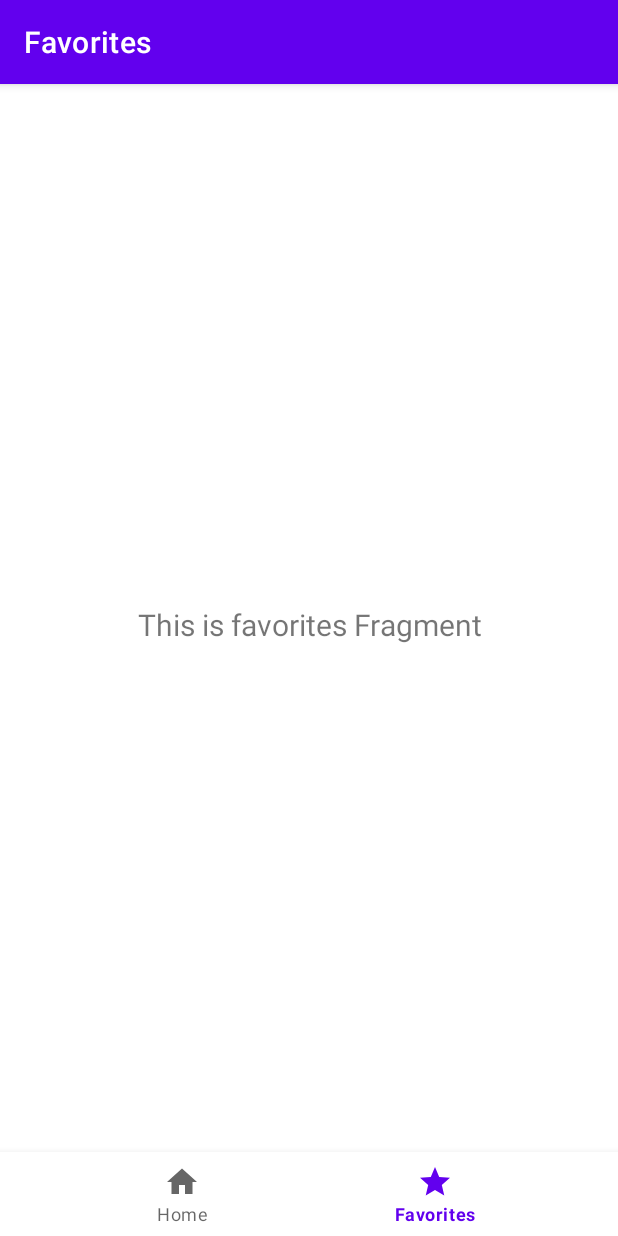
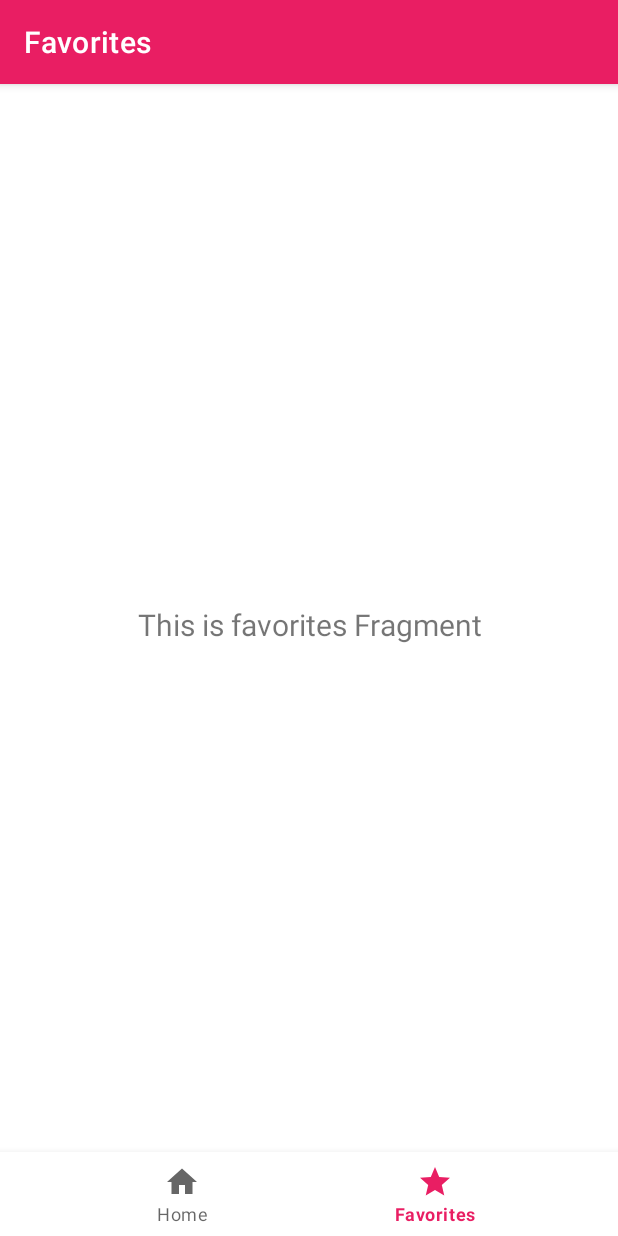
Before and after one commit to sblvitor/football-news-app, an Android app: the screen it shows after launch (MainActivity), item 2 of the bottom bar chosen, on a phone screen of 412 x 824 dp. Run offline under Robolectric (Android 15) with nearby library versions, the phone set to English and light mode, and no system bars; our stand-ins replace navigation-ui.

Commit message:
paleta de cores escolhida e alterações visuais

```diff
--- a/app/src/main/res/layout/activity_main.xml
+++ b/app/src/main/res/layout/activity_main.xml
@@ -3,7 +3,8 @@
     xmlns:app="http://schemas.android.com/apk/res-auto"
     android:id="@+id/container"
     android:layout_width="match_parent"
-    android:layout_height="match_parent">
+    android:layout_height="match_parent"
+    android:background="?attr/background">
 
     <com.google.android.material.bottomnavigation.BottomNavigationView
         android:id="@+id/nav_view"
--- a/app/src/main/res/layout/news_item.xml
+++ b/app/src/main/res/layout/news_item.xml
@@ -4,7 +4,8 @@
     xmlns:tools="http://schemas.android.com/tools"
     android:layout_width="match_parent"
     android:layout_height="wrap_content"
-    android:layout_margin="@dimen/default_half_margin">
+    android:layout_margin="@dimen/default_half_margin"
+    app:cardBackgroundColor="?attr/colorSurface">
 
     <androidx.constraintlayout.widget.ConstraintLayout
         android:layout_width="match_parent"
@@ -28,6 +29,7 @@
             android:layout_marginTop="@dimen/default_margin"
             android:layout_marginEnd="@dimen/default_margin"
             android:textAppearance="@style/TextAppearance.AppCompat.Medium"
+            android:textColor="?attr/colorOnSurface"
             android:textStyle="bold"
             app:layout_constraintEnd_toEndOf="parent"
             app:layout_constraintStart_toStartOf="parent"
@@ -73,7 +75,8 @@
             android:src="@drawable/ic_star"
             app:layout_constraintBottom_toBottomOf="@+id/btnOpenLink"
             app:layout_constraintEnd_toStartOf="@+id/ivShare"
-            app:layout_constraintTop_toTopOf="@+id/btnOpenLink" />
+            app:layout_constraintTop_toTopOf="@+id/btnOpenLink"
+            app:tint="?attr/colorSecondaryVariant" />
 
         <ImageView
             android:id="@+id/ivShare"
@@ -89,7 +92,8 @@
             android:src="@drawable/ic_share"
             app:layout_constraintBottom_toBottomOf="@+id/btnOpenLink"
             app:layout_constraintEnd_toEndOf="parent"
-            app:layout_constraintTop_toTopOf="@+id/btnOpenLink" />
+            app:layout_constraintTop_toTopOf="@+id/btnOpenLink"
+            app:tint="?attr/colorSecondaryVariant" />
 
     </androidx.constraintlayout.widget.ConstraintLayout>
 
--- a/app/src/main/res/values-night/themes.xml
+++ b/app/src/main/res/values-night/themes.xml
@@ -2,15 +2,22 @@
     <!-- Base application theme. -->
     <style name="Theme.FootballNews" parent="Theme.MaterialComponents.DayNight.DarkActionBar">
         <!-- Primary brand color. -->
-        <item name="colorPrimary">@color/purple_200</item>
-        <item name="colorPrimaryVariant">@color/purple_700</item>
+        <item name="colorPrimary">@color/primary_200</item>
+        <item name="colorPrimaryVariant">@color/primary_700</item>
         <item name="colorOnPrimary">@color/black</item>
         <!-- Secondary brand color. -->
-        <item name="colorSecondary">@color/teal_200</item>
-        <item name="colorSecondaryVariant">@color/teal_200</item>
+        <item name="colorSecondary">@color/secondary_200</item>
+        <item name="colorSecondaryVariant">@color/secondary_200</item>
         <item name="colorOnSecondary">@color/black</item>
         <!-- Status bar color. -->
         <item name="android:statusBarColor" tools:targetApi="l">?attr/colorPrimaryVariant</item>
         <!-- Customize your theme here. -->
+        <item name="background">@color/black</item>
+        <item name="colorSurface">@color/darkBg</item>
+        <item name="colorError">@color/darkColorError</item>
+
+        <item name="colorOnBackground">@color/white</item>
+        <item name="colorOnSurface">@color/white</item>
+        <item name="colorOnError">@color/black</item>
     </style>
 </resources>
--- a/app/src/main/res/values/colors.xml
+++ b/app/src/main/res/values/colors.xml
@@ -1,10 +1,18 @@
 <?xml version="1.0" encoding="utf-8"?>
 <resources>
-    <color name="purple_200">#FFBB86FC</color>
-    <color name="purple_500">#FF6200EE</color>
-    <color name="purple_700">#FF3700B3</color>
-    <color name="teal_200">#FF03DAC5</color>
-    <color name="teal_700">#FF018786</color>
+    <color name="primary_200">#f48fb1</color>
+    <color name="primary_500">#e91e63</color>
+    <color name="primary_700">#c2185b</color>
+
+    <color name="secondary_200">#fff59d</color>
+    <color name="secondary_700">#fbc02d</color>
+    <color name="secondary_900">#f57f17</color>
+
     <color name="black">#FF000000</color>
     <color name="white">#FFFFFFFF</color>
+
+    <color name="darkBg">#121212</color>
+    <color name="darkColorError">#CF6679</color>
+
+    <color name="lightColorError">#B00020</color>
 </resources>
--- a/app/src/main/res/values/themes.xml
+++ b/app/src/main/res/values/themes.xml
@@ -2,15 +2,23 @@
     <!-- Base application theme. -->
     <style name="Theme.FootballNews" parent="Theme.MaterialComponents.DayNight.DarkActionBar">
         <!-- Primary brand color. -->
-        <item name="colorPrimary">@color/purple_500</item>
-        <item name="colorPrimaryVariant">@color/purple_700</item>
+        <item name="colorPrimary">@color/primary_500</item>
+        <item name="colorPrimaryVariant">@color/primary_700</item>
         <item name="colorOnPrimary">@color/white</item>
         <!-- Secondary brand color. -->
-        <item name="colorSecondary">@color/teal_200</item>
-        <item name="colorSecondaryVariant">@color/teal_700</item>
+        <item name="colorSecondary">@color/secondary_200</item>
+        <item name="colorSecondaryVariant">@color/secondary_900</item>
         <item name="colorOnSecondary">@color/black</item>
         <!-- Status bar color. -->
         <item name="android:statusBarColor" tools:targetApi="l">?attr/colorPrimaryVariant</item>
         <!-- Customize your theme here. -->
+        <item name="background">@color/white</item>
+        <item name="colorSurface">@color/white</item>
+        <item name="colorError">@color/lightColorError</item>
+
+        <item name="colorOnBackground">@color/black</item>
+        <item name="colorOnSurface">@color/black</item>
+        <item name="colorOnError">@color/white</item>
+
     </style>
 </resources>
```
